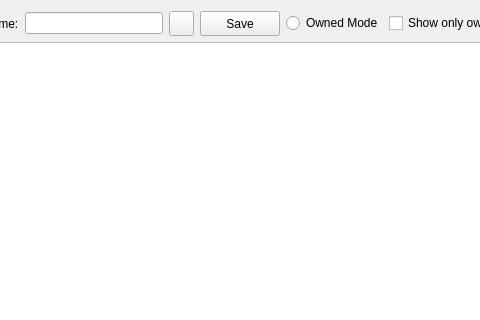
Before: the Qt Designer form ui/database.ui in Fabiobreo/Optc-ToolBox, drawn with Qt 5; both pictures show x 126 to 606 and y 0 to 320 of the 730 by 532 pixel window.
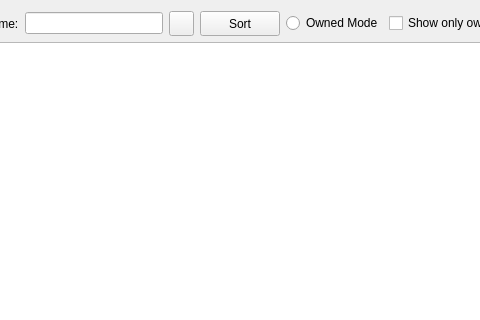
After: the same form once the commit is applied. Icons and pictures are not drawn.

Patch:
```diff
--- a/ui/database.ui
+++ b/ui/database.ui
@@ -163,8 +163,20 @@
           <verstretch>0</verstretch>
          </sizepolicy>
         </property>
+        <property name="minimumSize">
+         <size>
+          <width>0</width>
+          <height>0</height>
+         </size>
+        </property>
+        <property name="maximumSize">
+         <size>
+          <width>16777215</width>
+          <height>16777215</height>
+         </size>
+        </property>
         <property name="text">
-         <string>Save</string>
+         <string>Sort</string>
         </property>
        </widget>
       </item>
```
Left out of the diff: 2 changed lines with no effect on the pictures.
